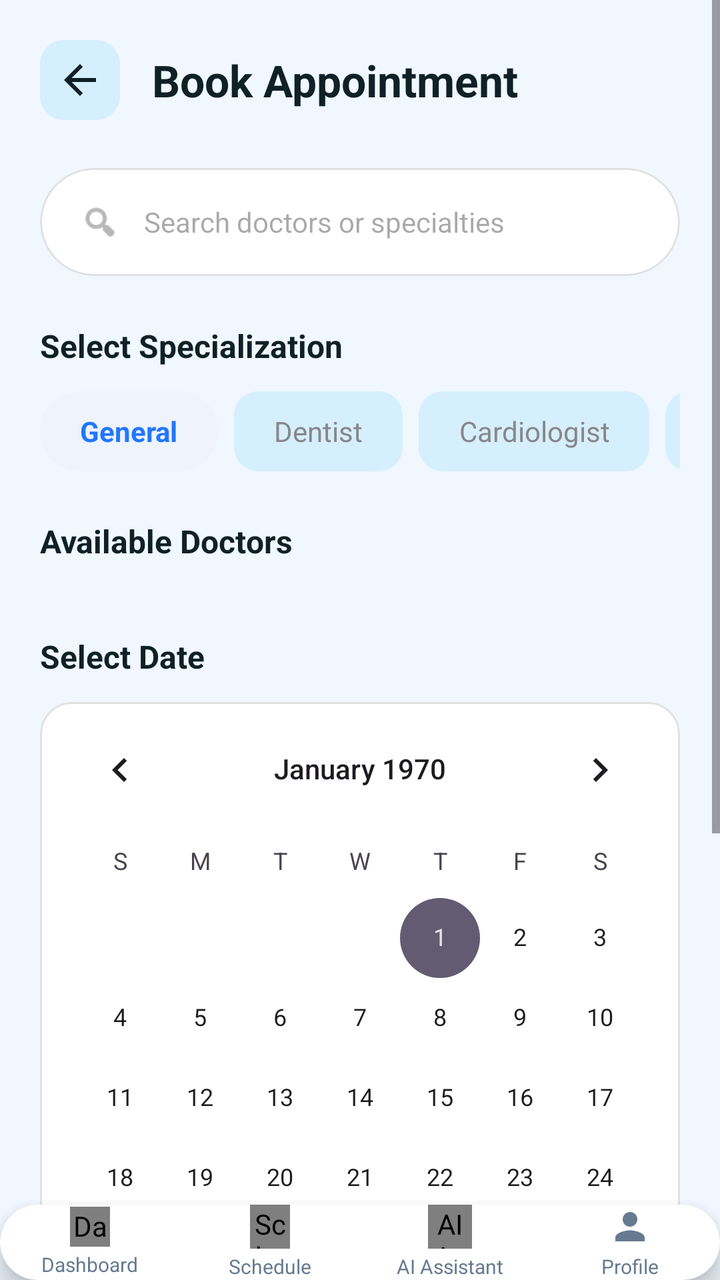
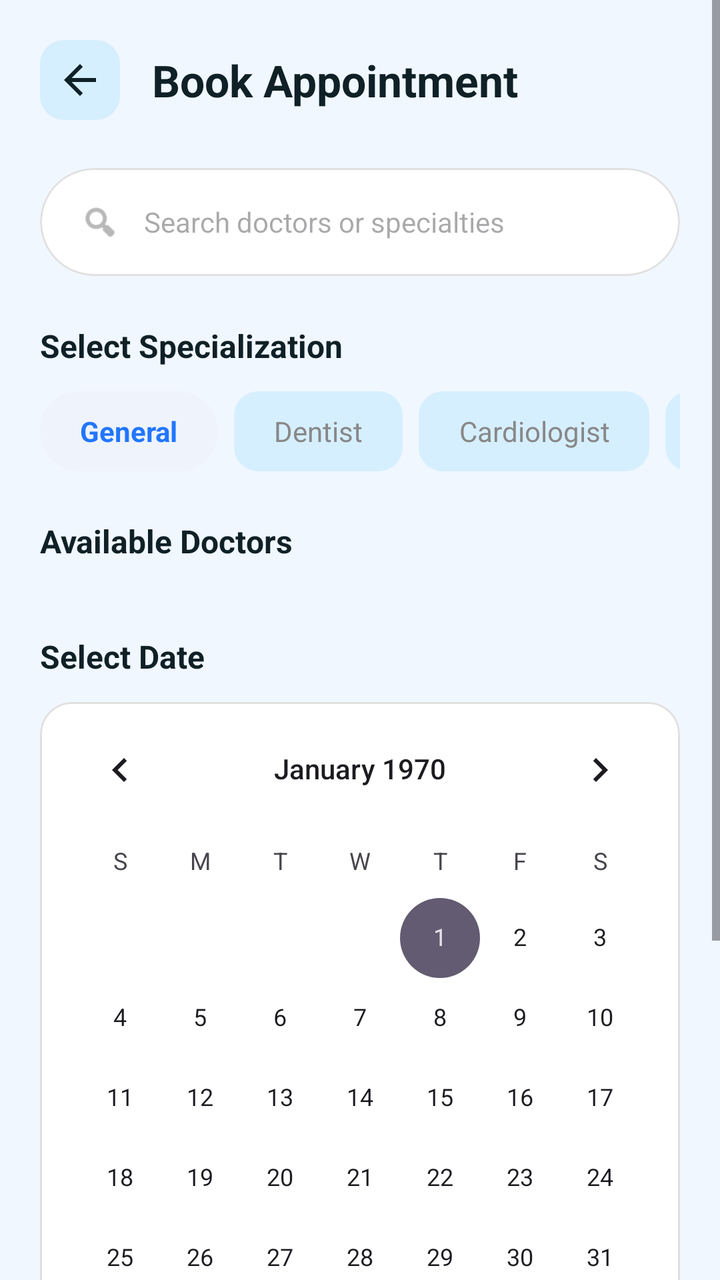

The first picture is an Android layout as it rendered before a commit; the second is the same layout after the commit. The layout source and the unified diff follow.
<!-- AndroidManifest.xml: application theme Theme.Appointment_Schedule -->
<!-- res/layout/appointment_management_booking.xml -->
<?xml version="1.0" encoding="utf-8"?>
<androidx.constraintlayout.widget.ConstraintLayout xmlns:android="http://schemas.android.com/apk/res/android"
    xmlns:app="http://schemas.android.com/apk/res-auto"
    android:layout_width="match_parent"
    android:layout_height="match_parent"
    android:background="@color/background_main">

    <ScrollView
        android:id="@+id/scrollView"
        android:layout_width="match_parent"
        android:layout_height="0dp"
        app:layout_constraintTop_toTopOf="parent"
        app:layout_constraintBottom_toTopOf="@id/bottomBar">

        <LinearLayout
            android:layout_width="match_parent"
            android:layout_height="wrap_content"
            android:orientation="vertical"
            android:padding="20dp">

            
            <LinearLayout
                android:layout_width="match_parent"
                android:layout_height="wrap_content"
                android:orientation="horizontal"
                android:gravity="center_vertical"
                android:layout_marginBottom="24dp">

                <ImageView
                    android:id="@+id/btnBack"
                    android:layout_width="40dp"
                    android:layout_height="40dp"
                    android:padding="8dp"
                    android:src="@drawable/ic_arrow_back"
                    app:tint="@color/text_primary"
                    android:background="@drawable/bg_tab_inactive"
                    android:layout_marginEnd="16dp"/>

                <TextView
                    android:layout_width="wrap_content"
                    android:layout_height="wrap_content"
                    android:text="Book Appointment"
                    android:textSize="22sp"
                    android:textStyle="bold"
                    android:textColor="@color/text_primary"/>
            </LinearLayout>

            
            <com.google.android.material.card.MaterialCardView
                android:layout_width="match_parent"
                android:layout_height="54dp"
                app:cardCornerRadius="27dp"
                app:cardElevation="0dp"
                app:strokeWidth="1dp"
                app:strokeColor="#E0E0E0"
                android:layout_marginBottom="24dp">
                
                <LinearLayout
                    android:layout_width="match_parent"
                    android:layout_height="match_parent"
                    android:orientation="horizontal"
                    android:gravity="center_vertical"
                    android:paddingHorizontal="20dp">
                    
                    <ImageView
                        android:layout_width="20dp"
                        android:layout_height="20dp"
                        android:src="@android:drawable/ic_menu_search"
                        app:tint="@color/text_hint"/>
                        
                    <EditText
                        android:layout_width="match_parent"
                        android:layout_height="match_parent"
                        android:background="@android:color/transparent"
                        android:hint="Search doctors or specialties"
                        android:textSize="14sp"
                        android:paddingStart="12dp"
                        android:inputType="text"/>
                </LinearLayout>
            </com.google.android.material.card.MaterialCardView>

            
            <TextView
                android:layout_width="wrap_content"
                android:layout_height="wrap_content"
                android:text="Select Specialization"
                android:textSize="16sp"
                android:textStyle="bold"
                android:textColor="@color/text_primary"
                android:layout_marginBottom="12dp"/>

            <HorizontalScrollView
                android:layout_width="match_parent"
                android:layout_height="wrap_content"
                android:layout_marginBottom="24dp"
                android:scrollbars="none">

                <LinearLayout
                    android:layout_width="wrap_content"
                    android:layout_height="wrap_content"
                    android:orientation="horizontal">

                    <TextView
                        android:layout_width="wrap_content"
                        android:layout_height="40dp"
                        android:text="General"
                        android:gravity="center"
                        android:paddingHorizontal="20dp"
                        android:background="@drawable/bg_tab_active"
                        android:textColor="@color/primary_blue"
                        android:textStyle="bold"
                        android:layout_marginEnd="8dp"/>

                    <TextView
                        android:layout_width="wrap_content"
                        android:layout_height="40dp"
                        android:text="Dentist"
                        android:gravity="center"
                        android:paddingHorizontal="20dp"
                        android:background="@drawable/bg_tab_inactive"
                        android:textColor="@color/text_hint"
                        android:layout_marginEnd="8dp"/>

                    <TextView
                        android:layout_width="wrap_content"
                        android:layout_height="40dp"
                        android:text="Cardiologist"
                        android:gravity="center"
                        android:paddingHorizontal="20dp"
                        android:background="@drawable/bg_tab_inactive"
                        android:textColor="@color/text_hint"
                        android:layout_marginEnd="8dp"/>

                    <TextView
                        android:layout_width="wrap_content"
                        android:layout_height="40dp"
                        android:text="Neurologist"
                        android:gravity="center"
                        android:paddingHorizontal="20dp"
                        android:background="@drawable/bg_tab_inactive"
                        android:textColor="@color/text_hint"
                        android:layout_marginEnd="8dp"/>
                </LinearLayout>
            </HorizontalScrollView>

            
            <TextView
                android:layout_width="wrap_content"
                android:layout_height="wrap_content"
                android:text="Available Doctors"
                android:textSize="16sp"
                android:textStyle="bold"
                android:textColor="@color/text_primary"
                android:layout_marginBottom="12dp"/>

            <androidx.recyclerview.widget.RecyclerView
                android:id="@+id/rvDoctors"
                android:layout_width="match_parent"
                android:layout_height="wrap_content"
                android:nestedScrollingEnabled="false"
                android:layout_marginBottom="24dp"/>

            
            <TextView
                android:layout_width="wrap_content"
                android:layout_height="wrap_content"
                android:text="Select Date"
                android:textSize="16sp"
                android:textStyle="bold"
                android:textColor="@color/text_primary"
                android:layout_marginBottom="12dp"/>

            <com.google.android.material.card.MaterialCardView
                android:layout_width="match_parent"
                android:layout_height="wrap_content"
                app:cardCornerRadius="16dp"
                app:cardElevation="0dp"
                app:strokeWidth="1dp"
                app:strokeColor="#E0E0E0"
                android:layout_marginBottom="24dp">

                <CalendarView
                    android:id="@+id/calendarView"
                    android:layout_width="match_parent"
                    android:layout_height="wrap_content"
                    android:theme="@style/Theme.Appointment_Schedule"/>
            </com.google.android.material.card.MaterialCardView>

            
            <TextView
                android:layout_width="wrap_content"
                android:layout_height="wrap_content"
                android:text="Available Slots"
                android:textSize="16sp"
                android:textStyle="bold"
                android:textColor="@color/text_primary"
                android:layout_marginBottom="12dp"/>

            <androidx.recyclerview.widget.RecyclerView
                android:id="@+id/rvTimeSlots"
                android:layout_width="match_parent"
                android:layout_height="wrap_content"
                android:nestedScrollingEnabled="false"
                android:layout_marginBottom="32dp"/>

            
            <com.google.android.material.button.MaterialButton
                android:id="@+id/btnBookNow"
                android:layout_width="match_parent"
                android:layout_height="56dp"
                android:text="Confirm Booking"
                android:textSize="16sp"
                android:textStyle="bold"
                android:textColor="@color/text_on_primary"
                android:backgroundTint="@color/primary_blue"
                app:cornerRadius="28dp"
                android:textAllCaps="false"
                android:layout_marginBottom="16dp"/>

        </LinearLayout>
    </ScrollView>

    <include
        layout="@layout/include_bottom_nav"
        android:id="@+id/bottomBar"
        android:layout_width="match_parent"
        android:layout_height="wrap_content"
        app:layout_constraintBottom_toBottomOf="parent"/>

</androidx.constraintlayout.widget.ConstraintLayout>
<!-- res/layout/include_bottom_nav.xml (included above) -->
<?xml version="1.0" encoding="utf-8"?>
<androidx.cardview.widget.CardView xmlns:android="http://schemas.android.com/apk/res/android"
    xmlns:app="http://schemas.android.com/apk/res-auto"
    android:id="@+id/bottomBar"
    android:layout_width="match_parent"
    android:layout_height="72dp"
    android:layout_marginHorizontal="16dp"
    android:layout_marginBottom="16dp"
    app:cardBackgroundColor="@color/bottom_nav_bg"
    app:cardCornerRadius="36dp"
    app:cardElevation="8dp">

    <LinearLayout
        android:layout_width="match_parent"
        android:layout_height="match_parent"
        android:gravity="center"
        android:orientation="horizontal"
        android:weightSum="4">

        <LinearLayout
            android:id="@+id/navDashboard"
            android:layout_width="0dp"
            android:layout_height="match_parent"
            android:layout_weight="1"
            android:gravity="center"
            android:orientation="vertical"
            android:tag="dashboard"
            android:clickable="true"
            android:focusable="true"
            android:background="?attr/selectableItemBackgroundBorderless">
            <com.example.mugangaconnect.ui.view.LucideIconView
                android:layout_width="20dp"
                android:layout_height="20dp"
                android:contentDescription="@string/dashboard"
                app:lucideIcon="layout_dashboard"
                android:tint="@color/icon_tint"/>
            <TextView
                android:layout_width="wrap_content"
                android:layout_height="wrap_content"
                android:layout_marginTop="2dp"
                android:text="@string/dashboard"
                android:textColor="@color/icon_tint"
                android:textSize="10sp"/>
        </LinearLayout>

        <LinearLayout
            android:id="@+id/navSchedule"
            android:layout_width="0dp"
            android:layout_height="match_parent"
            android:layout_weight="1"
            android:gravity="center"
            android:orientation="vertical"
            android:tag="schedule"
            android:clickable="true"
            android:focusable="true"
            android:background="?attr/selectableItemBackgroundBorderless">
            <com.example.mugangaconnect.ui.view.LucideIconView
                android:layout_width="20dp"
                android:layout_height="22dp"
                android:contentDescription="@string/schedule"
                app:lucideIcon="calendar_days"
                android:tint="@color/icon_tint"/>
            <TextView
                android:layout_width="wrap_content"
                android:layout_height="wrap_content"
                android:layout_marginTop="2dp"
                android:text="@string/schedule"
                android:textColor="@color/icon_tint"
                android:textSize="10sp"/>
        </LinearLayout>

        <LinearLayout
            android:id="@+id/navAiAssistant"
            android:layout_width="0dp"
            android:layout_height="match_parent"
            android:layout_weight="1"
            android:gravity="center"
            android:orientation="vertical"
            android:tag="ai_assistant"
            android:clickable="true"
            android:focusable="true"
            android:background="?attr/selectableItemBackgroundBorderless">
            <com.example.mugangaconnect.ui.view.LucideIconView
                android:layout_width="22dp"
                android:layout_height="22dp"
                android:contentDescription="@string/ai_assistant"
                app:lucideIcon="bot"
                android:tint="@color/icon_tint"/>
            <TextView
                android:layout_width="wrap_content"
                android:layout_height="wrap_content"
                android:layout_marginTop="2dp"
                android:text="@string/ai_assistant"
                android:textColor="@color/icon_tint"
                android:textSize="10sp"/>
        </LinearLayout>

        <LinearLayout
            android:id="@+id/navProfile"
            android:layout_width="0dp"
            android:layout_height="match_parent"
            android:layout_weight="1"
            android:gravity="center"
            android:orientation="vertical"
            android:tag="profile"
            android:clickable="true"
            android:focusable="true"
            android:background="?attr/selectableItemBackgroundBorderless">
            <ImageView
                android:layout_width="22dp"
                android:layout_height="22dp"
                android:contentDescription="@string/profile_nav"
                android:src="@drawable/ic_person_solid"
                app:tint="@color/icon_tint"/>
            <TextView
                android:layout_width="wrap_content"
                android:layout_height="wrap_content"
                android:layout_marginTop="2dp"
                android:text="@string/profile_nav"
                android:textColor="@color/icon_tint"
                android:textSize="10sp"/>
        </LinearLayout>

    </LinearLayout>
</androidx.cardview.widget.CardView>
<!-- resources referenced by this layout -->
<resources>
  <color name="background_main">#F0F7FF</color>
  <color name="bottom_nav_bg">#FFFFFF</color>
  <color name="icon_tint">#667A90</color>
  <color name="primary_blue">#2176FF</color>
  <color name="text_hint">#888888</color>
  <color name="text_on_primary">#FFFFFF</color>
  <color name="text_primary">#102027</color>
  <!-- drawable bg_tab_active (drawable) -->
  <?xml version="1.0" encoding="utf-8"?>
  <shape xmlns:android="http://schemas.android.com/apk/res/android"
      android:shape="rectangle">
      <solid android:color="#EEF3FC"/>
      <corners android:radius="20dp"/>
  </shape>
  <!-- drawable bg_tab_inactive (drawable) -->
  <?xml version="1.0" encoding="utf-8"?>
  <shape xmlns:android="http://schemas.android.com/apk/res/android">
      <solid android:color="@color/field_background" />
      <corners android:radius="12dp" />
  </shape>
  <!-- drawable ic_arrow_back (drawable) -->
  <vector xmlns:android="http://schemas.android.com/apk/res/android"
      android:width="24dp"
      android:height="24dp"
      android:viewportWidth="24"
      android:viewportHeight="24"
      android:tint="@color/text_primary">
      <path
          android:fillColor="@android:color/white"
          android:pathData="M20,11H7.83l5.59,-5.59L12,4l-8,8l8,8l1.41,-1.41L7.83,13H20v-2z"/>
  </vector>
  <!-- drawable ic_person_solid (drawable) -->
  <vector xmlns:android="http://schemas.android.com/apk/res/android"
      android:width="24dp"
      android:height="24dp"
      android:viewportWidth="24"
      android:viewportHeight="24">
      <path
          android:fillColor="?attr/colorOnSurface"
          android:pathData="M12,12c2.21,0 4,-1.79 4,-4s-1.79,-4 -4,-4 -4,1.79 -4,4 1.79,4 4,4zM12,14c-2.67,0 -8,1.34 -8,4v2h16v-2c0,-2.66 -5.33,-4 -8,-4z" />
  </vector>
  <string name="ai_assistant">AI Assistant</string>
  <string name="dashboard">Dashboard</string>
  <string name="profile_nav">Profile</string>
  <string name="schedule">Schedule</string>
  <style name="Theme.Appointment_Schedule" parent="Base.Theme.Appointment_Schedule" />
  <color name="field_background">#D6EFFF</color>
  <style name="Base.Theme.Appointment_Schedule" parent="Theme.Material3.DayNight.NoActionBar">
          
          <item name="colorPrimary">@color/primary_blue</item>
          <item name="android:statusBarColor">@color/background_main</item>
          <item name="android:windowLightStatusBar">true</item>
          <item name="android:windowBackground">@color/background_main</item>
          <item name="colorSurface">@color/card_background</item>
          <item name="colorOnSurface">@color/text_primary</item>
      </style>
  <color name="card_background">#FFFFFF</color>
</resources>

<!-- the commit's change to res/layout/appointment_management_booking.xml (unified diff, before → after) -->
@@ -10,7 +10,7 @@
         android:layout_width="match_parent"
         android:layout_height="0dp"
         app:layout_constraintTop_toTopOf="parent"
-        app:layout_constraintBottom_toTopOf="@id/bottomBar">
+        app:layout_constraintBottom_toBottomOf="parent">
 
         <LinearLayout
             android:layout_width="match_parent"
@@ -220,137 +220,6 @@
         </LinearLayout>
     </ScrollView>
 
-    <include
-        layout="@layout/include_bottom_nav"
-        android:id="@+id/bottomBar"
-        android:layout_width="match_parent"
-        android:layout_height="wrap_content"
-        app:layout_constraintBottom_toBottomOf="parent"/>
+
 
 </androidx.constraintlayout.widget.ConstraintLayout>
-<!-- res/layout/include_bottom_nav.xml (included above) -->
-<?xml version="1.0" encoding="utf-8"?>
-<androidx.cardview.widget.CardView xmlns:android="http://schemas.android.com/apk/res/android"
-    xmlns:app="http://schemas.android.com/apk/res-auto"
-    android:id="@+id/bottomBar"
-    android:layout_width="match_parent"
-    android:layout_height="72dp"
-    android:layout_marginHorizontal="16dp"
-    android:layout_marginBottom="16dp"
-    app:cardBackgroundColor="@color/bottom_nav_bg"
-    app:cardCornerRadius="36dp"
-    app:cardElevation="8dp">
-
-    <LinearLayout
-        android:layout_width="match_parent"
-        android:layout_height="match_parent"
-        android:gravity="center"
-        android:orientation="horizontal"
-        android:weightSum="4">
-
-        <LinearLayout
-            android:id="@+id/navDashboard"
-            android:layout_width="0dp"
-            android:layout_height="match_parent"
-            android:layout_weight="1"
-            android:gravity="center"
-            android:orientation="vertical"
-            android:tag="dashboard"
-            android:clickable="true"
-            android:focusable="true"
-            android:background="?attr/selectableItemBackgroundBorderless">
-            <com.example.mugangaconnect.ui.view.LucideIconView
-                android:layout_width="20dp"
-                android:layout_height="20dp"
-                android:contentDescription="@string/dashboard"
-                app:lucideIcon="layout_dashboard"
-                android:tint="@color/icon_tint"/>
-            <TextView
-                android:layout_width="wrap_content"
-                android:layout_height="wrap_content"
-                android:layout_marginTop="2dp"
-                android:text="@string/dashboard"
-                android:textColor="@color/icon_tint"
-                android:textSize="10sp"/>
-        </LinearLayout>
-
-        <LinearLayout
-            android:id="@+id/navSchedule"
-            android:layout_width="0dp"
-            android:layout_height="match_parent"
-            android:layout_weight="1"
-            android:gravity="center"
-            android:orientation="vertical"
-            android:tag="schedule"
-            android:clickable="true"
-            android:focusable="true"
-            android:background="?attr/selectableItemBackgroundBorderless">
-            <com.example.mugangaconnect.ui.view.LucideIconView
-                android:layout_width="20dp"
-                android:layout_height="22dp"
-                android:contentDescription="@string/schedule"
-                app:lucideIcon="calendar_days"
-                android:tint="@color/icon_tint"/>
-            <TextView
-                android:layout_width="wrap_content"
-                android:layout_height="wrap_content"
-                android:layout_marginTop="2dp"
-                android:text="@string/schedule"
-                android:textColor="@color/icon_tint"
-                android:textSize="10sp"/>
-        </LinearLayout>
-
-        <LinearLayout
-            android:id="@+id/navAiAssistant"
-            android:layout_width="0dp"
-            android:layout_height="match_parent"
-            android:layout_weight="1"
-            android:gravity="center"
-            android:orientation="vertical"
-            android:tag="ai_assistant"
-            android:clickable="true"
-            android:focusable="true"
-            android:background="?attr/selectableItemBackgroundBorderless">
-            <com.example.mugangaconnect.ui.view.LucideIconView
-                android:layout_width="22dp"
-                android:layout_height="22dp"
-                android:contentDescription="@string/ai_assistant"
-                app:lucideIcon="bot"
-                android:tint="@color/icon_tint"/>
-            <TextView
-                android:layout_width="wrap_content"
-                android:layout_height="wrap_content"
-                android:layout_marginTop="2dp"
-                android:text="@string/ai_assistant"
-                android:textColor="@color/icon_tint"
-                android:textSize="10sp"/>
-        </LinearLayout>
-
-        <LinearLayout
-            android:id="@+id/navProfile"
-            android:layout_width="0dp"
-            android:layout_height="match_parent"
-            android:layout_weight="1"
-            android:gravity="center"
-            android:orientation="vertical"
-            android:tag="profile"
-            android:clickable="true"
-            android:focusable="true"
-            android:background="?attr/selectableItemBackgroundBorderless">
-            <ImageView
-                android:layout_width="22dp"
-                android:layout_height="22dp"
-                android:contentDescription="@string/profile_nav"
-                android:src="@drawable/ic_person_solid"
-                app:tint="@color/icon_tint"/>
-            <TextView
-                android:layout_width="wrap_content"
-                android:layout_height="wrap_content"
-                android:layout_marginTop="2dp"
-                android:text="@string/profile_nav"
-                android:textColor="@color/icon_tint"
-                android:textSize="10sp"/>
-        </LinearLayout>
-
-    </LinearLayout>
-</androidx.cardview.widget.CardView>
<!-- resource entries referenced after the edit -->
@@ -1,8 +1,6 @@
 <!-- resources referenced by this layout -->
 <resources>
   <color name="background_main">#F0F7FF</color>
-  <color name="bottom_nav_bg">#FFFFFF</color>
-  <color name="icon_tint">#667A90</color>
   <color name="primary_blue">#2176FF</color>
   <color name="text_hint">#888888</color>
   <color name="text_on_primary">#FFFFFF</color>
@@ -31,20 +29,6 @@
           android:fillColor="@android:color/white"
           android:pathData="M20,11H7.83l5.59,-5.59L12,4l-8,8l8,8l1.41,-1.41L7.83,13H20v-2z"/>
   </vector>
-  <!-- drawable ic_person_solid (drawable) -->
-  <vector xmlns:android="http://schemas.android.com/apk/res/android"
-      android:width="24dp"
-      android:height="24dp"
-      android:viewportWidth="24"
-      android:viewportHeight="24">
-      <path
-          android:fillColor="?attr/colorOnSurface"
-          android:pathData="M12,12c2.21,0 4,-1.79 4,-4s-1.79,-4 -4,-4 -4,1.79 -4,4 1.79,4 4,4zM12,14c-2.67,0 -8,1.34 -8,4v2h16v-2c0,-2.66 -5.33,-4 -8,-4z" />
-  </vector>
-  <string name="ai_assistant">AI Assistant</string>
-  <string name="dashboard">Dashboard</string>
-  <string name="profile_nav">Profile</string>
-  <string name="schedule">Schedule</string>
   <style name="Theme.Appointment_Schedule" parent="Base.Theme.Appointment_Schedule" />
   <color name="field_background">#D6EFFF</color>
   <style name="Base.Theme.Appointment_Schedule" parent="Theme.Material3.DayNight.NoActionBar">
